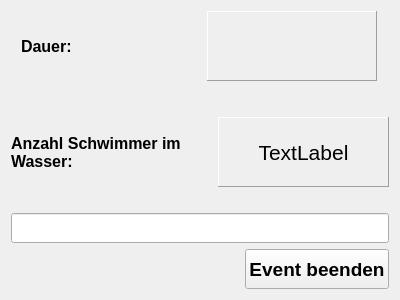
First picture: the form in sources/duringevent.ui, repository AngelaSteiner/sbd-ammersee, before the edit.
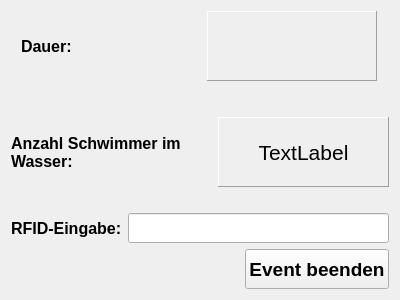
Second picture: the form after the edit.

What changed in the file:
```diff
--- a/sources/duringevent.ui
+++ b/sources/duringevent.ui
@@ -179,6 +179,25 @@
       </spacer>
      </item>
      <item>
+			<layout class="QHBoxLayout" name="horizontalLayout_4">
+			<item>
+			<widget class="QLabel" name="label_3">
+			<property name="font">
+			<font>
+			<pointsize>12</pointsize>
+			<weight>75</weight>
+			<bold>true</bold>
+			</font>
+			</property>
+			<property name="text">
+			<string>RFID-Eingabe:</string>
+			</property>
+			<property name="wordWrap">
+			<bool>true</bool>
+			</property>
+			</widget>
+			</item>
+			<item>
       <widget class="QLineEdit" name="lineEdit_RFID">
        <property name="enabled">
         <bool>true</bool>
@@ -194,6 +213,8 @@
        </property>
       </widget>
      </item>
+			</layout>
+			</item>
      <item>
       <layout class="QHBoxLayout" name="horizontalLayout_2">
        <item>
```
